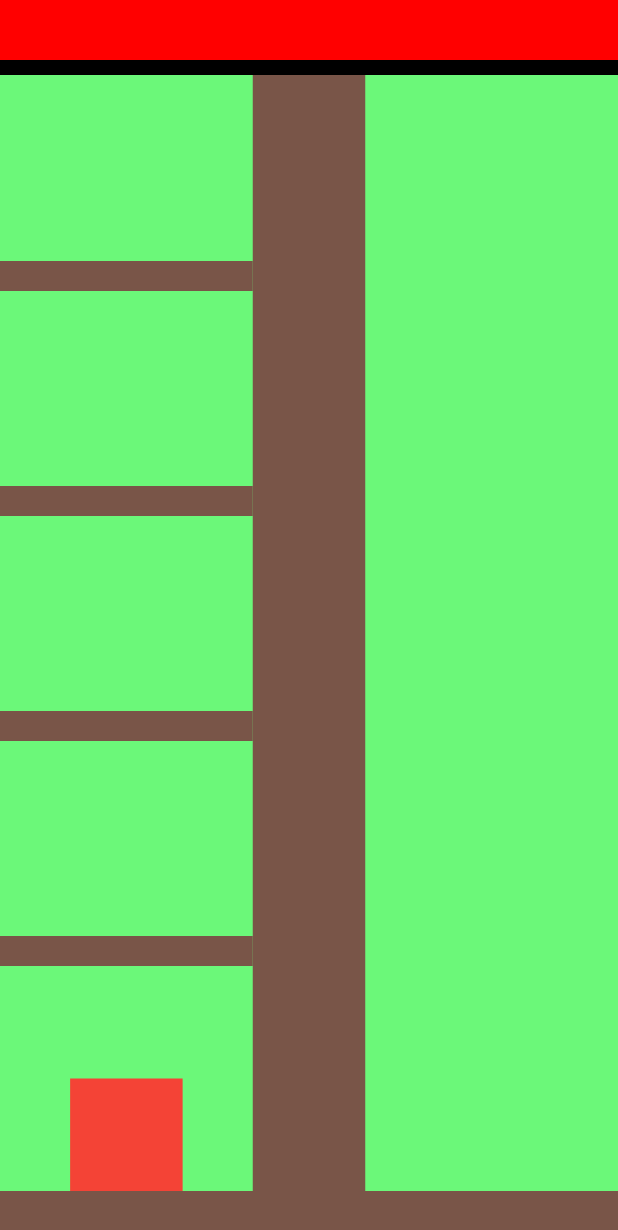
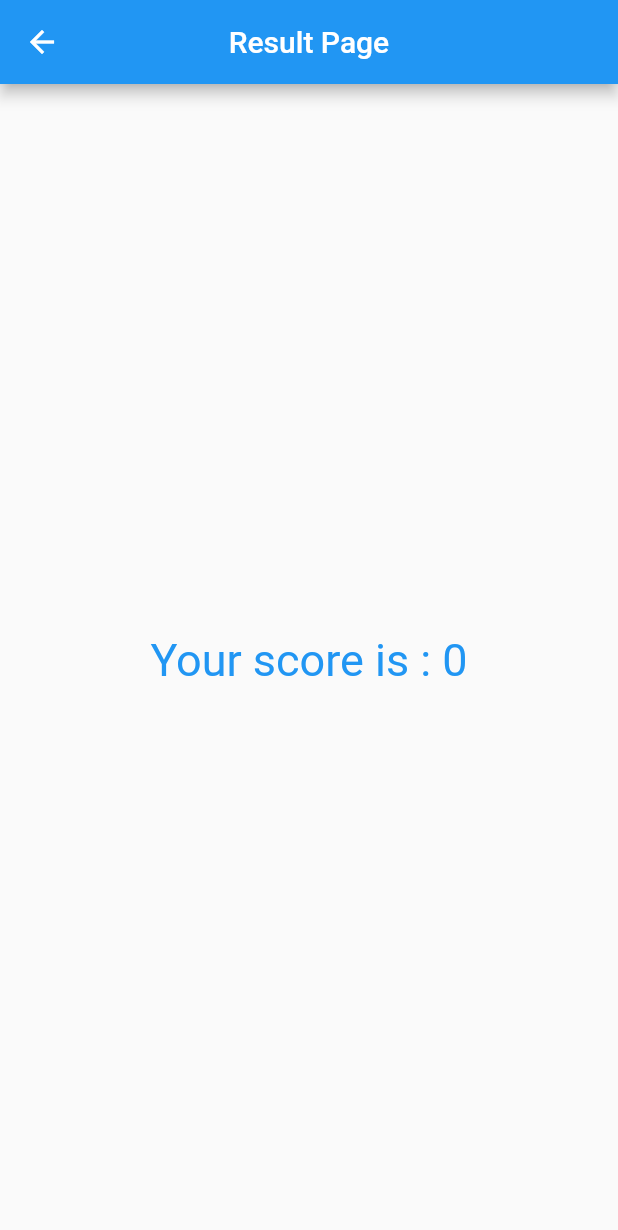
Before and after one commit to Saman719/Wood-Cutter-Game-Flutter, a Flutter app: the screen it shows after launch, on a phone screen of 412 x 824 dp. Shown: the top 1230 px of the screen. Run offline on Flutter 3.47's test engine with Material 2 defaults, Android fonts, the phone set to English and light mode, and no system bars.

Commit message:
Added Result Page

```diff
--- a/lib/constants/game_constants.dart
+++ b/lib/constants/game_constants.dart
@@ -1,6 +1,7 @@
 //screen
 const double TRUNK_WIDTH = 75;
 const double FLOOR_HEIGHT = 30;
+const double TIMER_HEIGHT = 50;
 
 //player
 const double PLAYER_HEIGHT = 75;
@@ -11,4 +12,5 @@ const double PLAYER_WIDTH = 75;
 const double OBSTACLE_HEIGHT = 20;
 
 //game
-const double PLAY_TIME_SECONDS = 5;
+const double PLAY_TIME_SECONDS =3;
+const double BONUS_FOR_SCORE = 0.05;
--- a/lib/screen/game_view_model.dart
+++ b/lib/screen/game_view_model.dart
@@ -3,12 +3,13 @@ import 'dart:async';
 import 'package:flutter/material.dart';
 import 'package:flutter_app_game_wood_cutter/constants/game_constants.dart'
     as constants;
+import 'package:flutter_app_game_wood_cutter/screen/result_screen.dart';
 import 'package:flutter_app_game_wood_cutter/util/game_logic.dart';
 
 class GameViewModel extends StatefulWidget {
   late final double screenWidth;
   late final double screenHeight;
-  late final GameLogic gameLogic;
+  late GameLogic gameLogic;
 
   GameViewModel({required this.screenWidth, required this.screenHeight}) {
     this.gameLogic =
@@ -20,35 +21,56 @@ class GameViewModel extends StatefulWidget {
 }
 
 class _GameViewModelState extends State<GameViewModel> {
-  double percentage = 1;
-
-  @override
-  void initState() {
-    Timer.periodic(Duration(milliseconds: 10), (timer) {
-      setState(() {
-        percentage -= (1 / (constants.PLAY_TIME_SECONDS * 100));
-      });
-      if(percentage <= 0) {
-        timer.cancel();
-
-      }
-    });
-  }
+  bool isFirst = true;
+  late double percentage;
+  late bool isGameOver;
+  late int score;
 
   @override
   Widget build(BuildContext context) {
+    if (isFirst) {
+      widget.gameLogic = GameLogic(
+          screenWidth: widget.screenWidth, screenHeight: widget.screenHeight);
+      percentage = 1;
+      score = 0;
+      isGameOver = false;
+      Timer.periodic(Duration(milliseconds: 10), (timer) async {
+        setState(() {
+          percentage -= (1 / (constants.PLAY_TIME_SECONDS * 100));
+        });
+        if (percentage <= 0 || isGameOver) {
+          timer.cancel();
+          await Navigator.push(
+              context,
+              MaterialPageRoute(
+                  builder: (context) => ResultPage(score: score)));
+          setState(() {
+            isFirst = true;
+          });
+        }
+      });
+      isFirst = false;
+    }
     return Scaffold(
       body: GestureDetector(
         behavior: HitTestBehavior.translucent,
-        onTapDown: (detail) {
+        onTapDown: (detail) async {
           print(detail.kind);
           setState(() {
-            bool isGameOver =
-                detail.globalPosition.dx > (widget.screenWidth / 2)
-                    ? widget.gameLogic.nextMove(Position.RIGHT)
-                    : widget.gameLogic.nextMove(Position.LEFT);
-            print(isGameOver);
+            isGameOver = detail.globalPosition.dx > (widget.screenWidth / 2)
+                ? widget.gameLogic.nextMove(Position.RIGHT)
+                : widget.gameLogic.nextMove(Position.LEFT);
           });
+          if (!isGameOver) {
+            setState(() {
+              score++;
+              if (percentage + constants.BONUS_FOR_SCORE >= 1) {
+                percentage = 1;
+              } else {
+                percentage += constants.BONUS_FOR_SCORE;
+              }
+            });
+          }
         },
         child: Stack(
           children: [
@@ -83,13 +105,9 @@ class _GameViewModelState extends State<GameViewModel> {
                             bottom:
                                 BorderSide(color: Colors.black, width: 10))),
                     width: widget.screenWidth,
-                    height: 50,
+                    height: constants.TIMER_HEIGHT,
                     child: LinearProgressIndicator(
-                      backgroundColor: HSVColor.lerp(
-                              HSVColor.fromColor(Color.fromRGBO(255, 0, 0, 1)),
-                              HSVColor.fromColor(Color.fromRGBO(0, 255, 0, 1)),
-                              percentage)!
-                          .toColor(),
+                      backgroundColor: Colors.white,
                       color: HSVColor.lerp(
                               HSVColor.fromColor(Color.fromRGBO(255, 0, 0, 1)),
                               HSVColor.fromColor(Color.fromRGBO(0, 255, 0, 1)),
@@ -98,6 +116,17 @@ class _GameViewModelState extends State<GameViewModel> {
                       value: percentage,
                     ),
                   )),
+              Center(
+                child: Center(
+                  child: Text(
+                    '$score',
+                    style: TextStyle(
+                      fontSize: 20,
+                      color: Colors.limeAccent[700],
+                    ),
+                  ),
+                ),
+              )
             ]
           ],
           fit: StackFit.loose,
--- /dev/null
+++ b/lib/screen/result_screen.dart
@@ -0,0 +1,26 @@
+import 'package:flutter/material.dart';
+
+class ResultPage extends StatelessWidget {
+  int score;
+
+  ResultPage({required this.score});
+
+  @override
+  Widget build(BuildContext context) {
+    return Scaffold(
+      appBar: AppBar(
+        centerTitle: true,
+        title: Text('Result Page'),
+      ),
+      body: Center(
+        child: Text(
+          'Your score is : $score',
+          style: TextStyle(
+            fontSize: 30,
+            color: Colors.blue,
+          ),
+        ),
+      ),
+    );
+  }
+}
```
